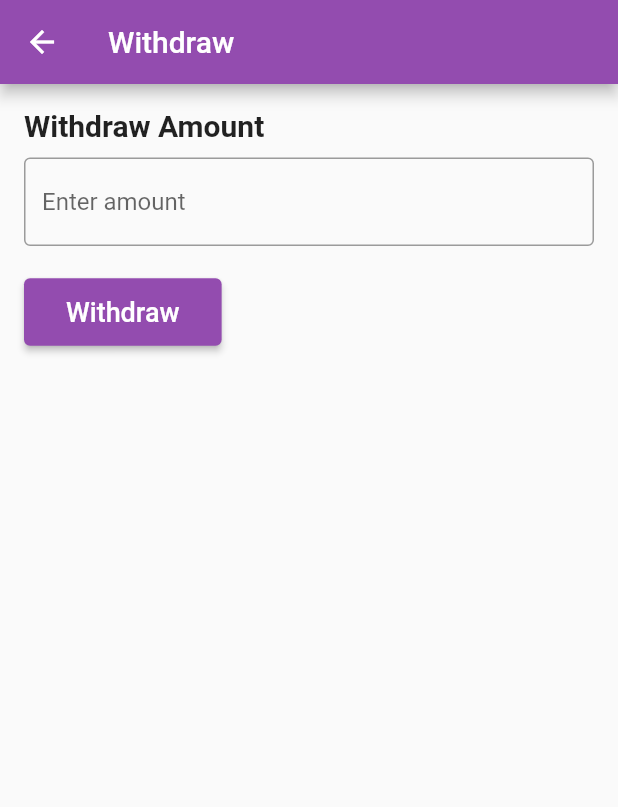
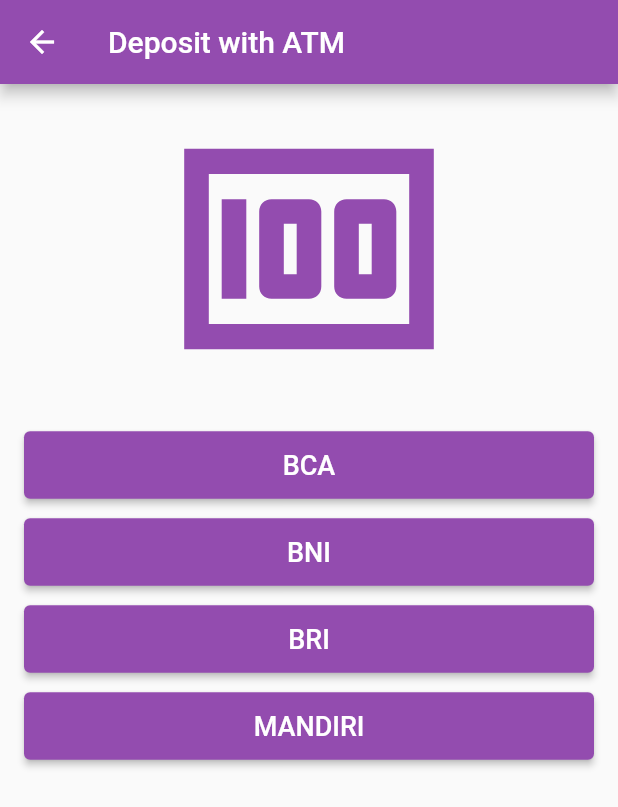
Before and after one commit to George535220173/UAS_E-MONEY, a Flutter app: the atmPage screen opened directly, on a phone screen of 412 x 824 dp. Shown: the top 807 px of the screen. Run offline on Flutter 3.47's test engine with Material 2 defaults, Android fonts, the phone set to English and light mode, and no system bars.

Commit message:
halaman deposit atm (instruksi belum)

```diff
--- a/lib/Deposit/atm.dart
+++ b/lib/Deposit/atm.dart
@@ -7,49 +7,125 @@
   Widget build(BuildContext context) {
     return Scaffold(
       appBar: AppBar(
-        title: Text('Withdraw'),
-        backgroundColor: Color.fromARGB(255, 147, 76, 175), // Warna tema e-money
+        title: Text('Deposit with ATM'),
+        backgroundColor: Color.fromARGB(255, 147, 76, 175),
       ),
-      body: Padding(
-        padding: const EdgeInsets.all(16.0),
+      body: Center(
+        child: Padding(
+          padding: const EdgeInsets.symmetric(horizontal: 16.0),
           child: Column(
-          crossAxisAlignment: CrossAxisAlignment.start,
             children: [
-            Text(
-              'Withdraw Amount',
-              style: TextStyle(
-                fontWeight: FontWeight.bold,
-                fontSize: 20,
+              SizedBox(height: 10),
+              Icon(Icons.money, size: 200, color: Color.fromARGB(255, 147, 76, 175)),
+              SizedBox(height: 20),
+              buildElevatedButton(context, 'BCA'),
+              SizedBox(height: 10),
+              buildElevatedButton(context, 'BNI'),
+              SizedBox(height: 10),
+              buildElevatedButton(context, 'BRI'),
+              SizedBox(height: 10),
+              buildElevatedButton(context, 'MANDIRI'),
+            ],
           ),
         ),
-            SizedBox(height: 10),
-            TextField(
-              decoration: InputDecoration(
-                hintText: 'Enter amount',
-                border: OutlineInputBorder(),
       ),
-            ),
-            SizedBox(height: 20),
-            ElevatedButton(
+    );
+  }
+
+  Widget buildElevatedButton(BuildContext context, String bankName) {
+    return SizedBox(
+      width: double.infinity,
+      child: ElevatedButton(
         onPressed: () {
-                // Implement withdrawal logic
+          _showExtraPage(context, bankName);
         },
         style: ElevatedButton.styleFrom(
-                primary: Color.fromARGB(255, 147, 76, 175), // Warna tema e-money
+          primary: Color.fromARGB(255, 147, 76, 175),
+          padding: const EdgeInsets.all(12.0),
         ),
-              child: Padding(
-                padding: const EdgeInsets.all(12.0),
         child: Text(
-                  'Withdraw',
+          bankName,
           style: TextStyle(
             fontSize: 18,
           ),
         ),
       ),
+    );
+  }
+
+  void _showExtraPage(BuildContext context, String bankName) {
+    showModalBottomSheet(
+      context: context,
+      isScrollControlled: true,
+      builder: (BuildContext context) {
+        return Container(
+          padding: EdgeInsets.all(16.0),
+          child: Column(
+            crossAxisAlignment: CrossAxisAlignment.start,
+            mainAxisSize: MainAxisSize.min,
+            children: [
+              Text(
+                'Istruction for $bankName',
+                style: TextStyle(
+                  fontWeight: FontWeight.bold,
+                  fontSize: 18,
                 ),
+              ),
+              SizedBox(height: 10),
+              if (bankName == 'BCA') ...[
+                _instruksiBCA()
+              ] else if (bankName == 'BRI') ...[
+                _instruksiBRI()
+              ] else if (bankName == 'BNI') ...[
+                _instruksiBNI()
+              ] else ...[
+                _instruksiMANDIRI()
+              ]
             ],
           ),
-      ),
+        );
+      },
+    );
+  }
+
+  Column _instruksiBCA() {
+    return Column(
+      crossAxisAlignment: CrossAxisAlignment.start,
+      children: [
+        Text('> bcaaaaa'),
+        Text('> 1blabla'),
+        Text('> 1blabla'),
+      ],
+    );
+  }
+  Column _instruksiBNI() {
+    return Column(
+      crossAxisAlignment: CrossAxisAlignment.start,
+      children: [
+        Text('> bniii'),
+        Text('> 1blabla'),
+        Text('> 1blabla'),
+      ],
+    );
+  }
+  Column _instruksiBRI() {
+    return Column(
+      crossAxisAlignment: CrossAxisAlignment.start,
+      children: [
+        Text('> briiii'),
+        Text('> 1blabla'),
+        Text('> 1blabla'),
+      ],
+    );
+  }
+  Column _instruksiMANDIRI() {
+    return Column(
+      crossAxisAlignment: CrossAxisAlignment.start,
+      children: [
+        Text('> mandiriii'),
+        Text('> 1blabla'),
+        Text('> 1blabla'),
+      ],
     );
   }
 }
```
Lines whose indentation alone changed are shown as unchanged.
